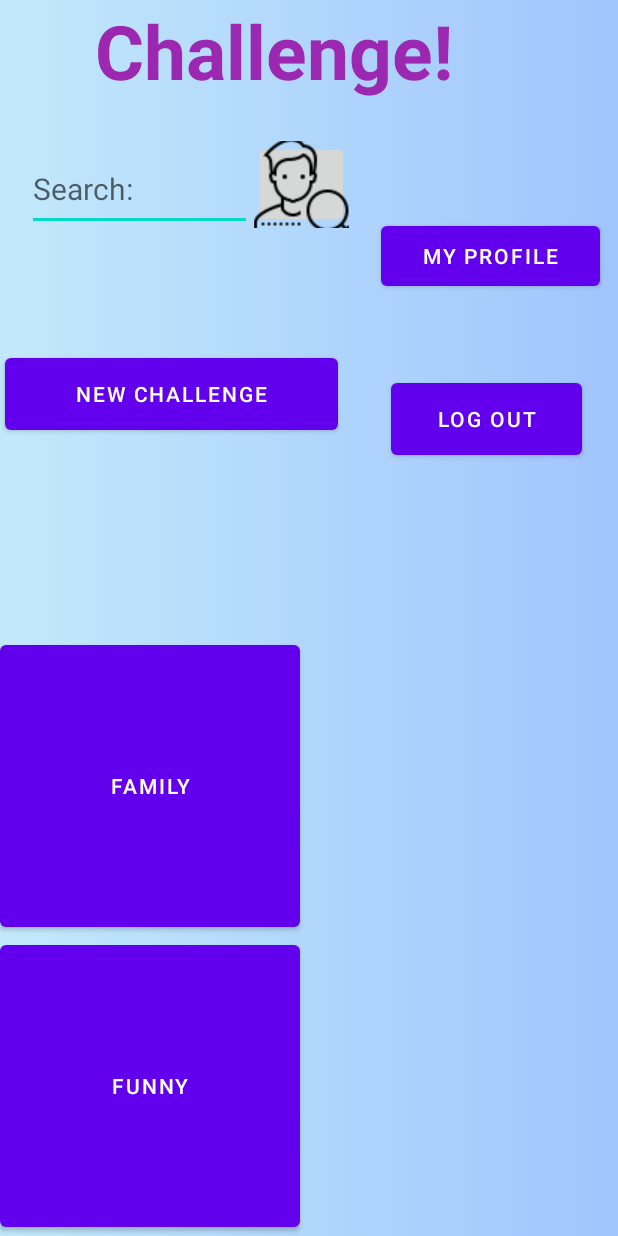
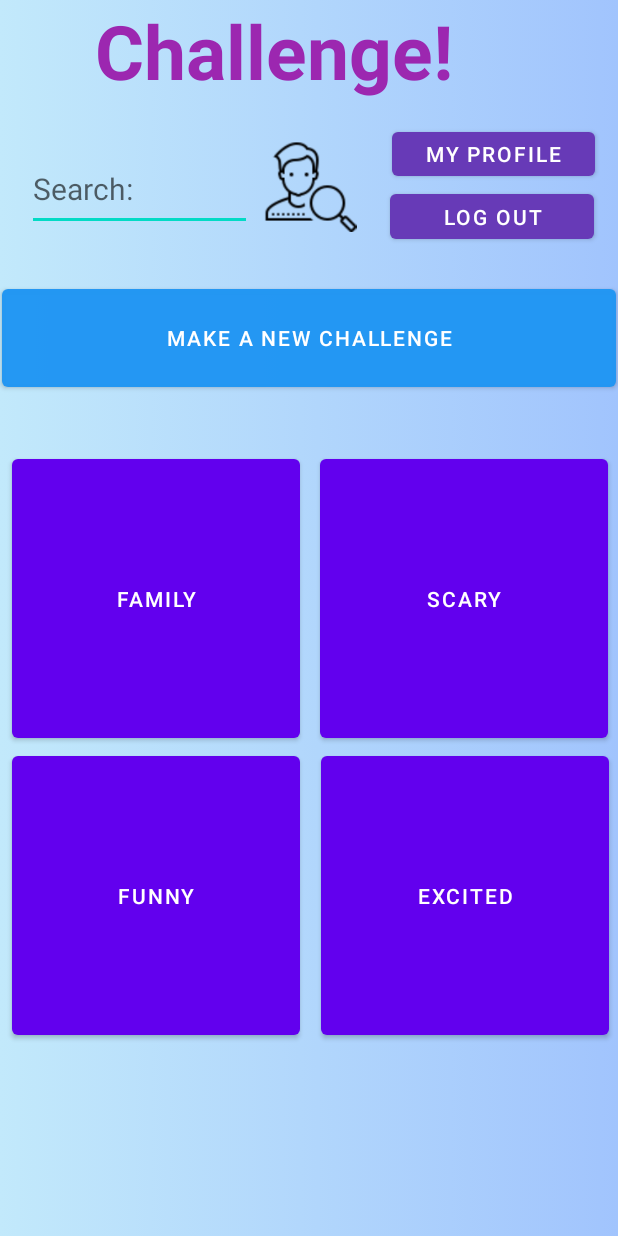
Before and after one commit to darsam44/Challenge, an Android app: the screen it shows after launch once a user with an empty profile is signed in (Main_Page), on a phone screen of 412 x 824 dp. Run offline under Robolectric (Android 15) with nearby library versions, the phone set to English and light mode, and no system bars; our stand-ins replace Firebase (no records; nobody signed in at launch, a user with empty details on screens opened directly); Roboto replaces fonts that are not available here; 2 statements that could not run were skipped.

Commit message:
Design changes

```diff
--- a/app/src/main/java/com/example/challenge/Acvtivities/Activities/Main_Page.java
+++ b/app/src/main/java/com/example/challenge/Acvtivities/Activities/Main_Page.java
@@ -9,16 +9,11 @@ import android.text.TextUtils;
 import android.view.View;
 import android.widget.Button;
 import android.widget.EditText;
-import android.widget.ImageButton;
 import android.widget.ImageView;
 import android.widget.Toast;
 
-import com.example.challenge.Acvtivities.Challengs.Family;
-import com.example.challenge.Acvtivities.Challengs.Funny;
-import com.example.challenge.Acvtivities.Challengs.Scary;
 import com.example.challenge.Acvtivities.Challengs.new_challenge;
 import com.example.challenge.Acvtivities.DATA.FireBaseData;
-import com.example.challenge.Acvtivities.Videos.VideoActivity;
 import com.example.challenge.Acvtivities.Videos.VideoActivityChallenge;
 import com.example.challenge.R;
 import com.google.firebase.auth.FirebaseAuth;
@@ -47,9 +42,10 @@ public class Main_Page extends AppCompatActivity implements View.OnClickListener
     Button B_Funny;
     Button B_Family;
     Button B_Scary;
+    Button B_Excited;
     Button B_Profile1;
     Button LogOut;
-    ImageButton b_search;
+    ImageView b_search;
     ImageView B_Admin;
 
 
@@ -73,6 +69,8 @@ public class Main_Page extends AppCompatActivity implements View.OnClickListener
         B_Funny.setOnClickListener(this);
         B_Family = (Button) findViewById(R.id.MoveToFamily);
         B_Family.setOnClickListener(this);
+        B_Excited = findViewById(R.id.MoveToExcited);
+        B_Excited.setOnClickListener(this);
         B_Scary = (Button) findViewById(R.id.MoveToScarry);
         B_Scary.setOnClickListener(this);
         B_Profile1 = findViewById(R.id.B_Profile);
@@ -104,10 +102,15 @@ public class Main_Page extends AppCompatActivity implements View.OnClickListener
             Intent pro = new Intent(view.getContext(), VideoActivityChallenge.class);
             pro.putExtra("type", B_Scary.getText().toString().trim());
             startActivity(pro);
-        } else if (view == B_Profile1) {
+        } else if (view == B_Excited) {
+            Intent pro = new Intent(view.getContext(), VideoActivityChallenge.class);
+            pro.putExtra("type", B_Excited.getText().toString().trim());
+            startActivity(pro);
+        }
+        else if (view == B_Profile1) {
             Intent intent = new Intent(Main_Page.this, Profile.class);
             startActivity(intent);
-        } else if (view == LogOut) {
+        }else if (view == LogOut) {
             Logout(view);
         } else if (view == B_Admin) {
             Intent intent = new Intent(Main_Page.this, Admin.class);
--- a/app/src/main/res/layout/activity_main__page.xml
+++ b/app/src/main/res/layout/activity_main__page.xml
@@ -10,27 +10,64 @@
 
     <Button
         android:id="@+id/new_challenge"
-        android:layout_width="222dp"
-        android:layout_height="60dp"
-        android:layout_marginStart="14dp"
-        android:layout_marginLeft="14dp"
+        android:layout_width="409dp"
+        android:layout_height="77dp"
+        android:layout_marginStart="1dp"
+        android:layout_marginLeft="1dp"
         android:layout_marginTop="32dp"
-        android:layout_marginEnd="18dp"
-        android:layout_marginRight="18dp"
+        android:layout_marginEnd="1dp"
+        android:layout_marginRight="1dp"
         android:layout_marginBottom="85dp"
-        android:text="new challenge"
+        android:text="Make A New Challenge"
+        app:backgroundTint="#FA2196F3"
         app:layout_constraintBottom_toTopOf="@+id/MoveToFamily"
-        app:layout_constraintEnd_toStartOf="@+id/singOut_mainpage"
+        app:layout_constraintEnd_toEndOf="parent"
+        app:layout_constraintHorizontal_bias="0.0"
         app:layout_constraintStart_toStartOf="parent"
-        app:layout_constraintTop_toBottomOf="@+id/Edit_Search" />
+        app:layout_constraintTop_toBottomOf="@+id/Edit_Search"
+        app:layout_constraintVertical_bias="0.117" />
 
     <Button
         android:id="@+id/MoveToFamily"
-        android:layout_width="200dp"
-        android:layout_height="200dp"
+        android:layout_width="192dp"
+        android:layout_height="198dp"
+        android:layout_marginStart="8dp"
+        android:layout_marginLeft="8dp"
+        android:layout_marginTop="36dp"
         android:text="Family"
-        app:layout_constraintBottom_toTopOf="@+id/MoveToFunny"
-        app:layout_constraintStart_toStartOf="parent" />
+        app:layout_constraintStart_toStartOf="parent"
+        app:layout_constraintTop_toBottomOf="@+id/new_challenge" />
+
+    <Button
+        android:id="@+id/MoveToScarry"
+        android:layout_width="192dp"
+        android:layout_height="198dp"
+        android:layout_marginStart="13dp"
+        android:layout_marginLeft="13dp"
+        android:layout_marginTop="36dp"
+        android:layout_marginEnd="7dp"
+        android:layout_marginRight="7dp"
+        android:text="scary"
+        app:layout_constraintEnd_toEndOf="parent"
+        app:layout_constraintHorizontal_bias="0.0"
+        app:layout_constraintStart_toEndOf="@+id/MoveToFamily"
+        app:layout_constraintTop_toBottomOf="@+id/new_challenge" />
+
+    <Button
+        android:id="@+id/MoveToExcited"
+        android:layout_width="192dp"
+        android:layout_height="198dp"
+        android:layout_marginStart="6dp"
+        android:layout_marginLeft="6dp"
+        android:layout_marginEnd="3dp"
+        android:layout_marginRight="3dp"
+        android:text="Excited"
+        app:layout_constraintBottom_toBottomOf="parent"
+        app:layout_constraintEnd_toEndOf="parent"
+        app:layout_constraintHorizontal_bias="0.777"
+        app:layout_constraintStart_toEndOf="@+id/MoveToFunny"
+        app:layout_constraintTop_toBottomOf="@+id/MoveToScarry"
+        app:layout_constraintVertical_bias="0.0" />
 
     <TextView
         android:id="@+id/textView"
@@ -50,26 +87,17 @@
         app:layout_constraintVertical_bias="0.0" />
 
     <Button
-        android:id="@+id/MoveToScarry"
-        android:layout_width="wrap_content"
-        android:layout_height="wrap_content"
-        android:layout_marginStart="73dp"
-        android:layout_marginLeft="73dp"
-        android:layout_marginTop="318dp"
-        android:text="Scarry"
-        app:layout_constraintBottom_toBottomOf="parent"
-        app:layout_constraintEnd_toEndOf="parent"
-        app:layout_constraintHorizontal_bias="0.223"
-        app:layout_constraintStart_toStartOf="parent"
-        app:layout_constraintTop_toBottomOf="@+id/MoveToFamily" />
-
-    <Button
         android:id="@+id/MoveToFunny"
-        android:layout_width="200dp"
-        android:layout_height="200dp"
+        android:layout_width="192dp"
+        android:layout_height="198dp"
+        android:layout_marginStart="8dp"
+        android:layout_marginLeft="8dp"
+        android:layout_marginBottom="8dp"
         android:text="Funny"
         app:layout_constraintBottom_toBottomOf="parent"
-        app:layout_constraintStart_toStartOf="parent" />
+        app:layout_constraintStart_toStartOf="parent"
+        app:layout_constraintTop_toBottomOf="@+id/MoveToFamily"
+        app:layout_constraintVertical_bias="0.0" />
 
     <ImageView
         android:id="@+id/B_toAdmin"
@@ -117,54 +145,47 @@
 <!--        app:layout_constraintHorizontal_bias="0.0"-->
 <!--        app:layout_constraintStart_toEndOf="@+id/Edit_Search" />-->
 
-    <ImageButton
-        android:id="@+id/b_search"
-        android:layout_width="63dp"
-        android:layout_height="58dp"
-        android:layout_marginStart="1dp"
-        android:layout_marginLeft="1dp"
-        android:layout_marginTop="12dp"
-        android:layout_marginEnd="188dp"
-        android:layout_marginRight="188dp"
-        android:layout_marginBottom="546dp"
-        app:layout_constraintBottom_toTopOf="@+id/MoveToScarry"
-        app:layout_constraintEnd_toEndOf="parent"
-        app:layout_constraintHorizontal_bias="0.0"
-        app:layout_constraintStart_toEndOf="@+id/Edit_Search"
-        app:layout_constraintTop_toBottomOf="@+id/textView"
-        app:layout_constraintVertical_bias="0.0"
-        app:srcCompat="@drawable/icons8_search_client_80" />
-
     <Button
         android:id="@+id/B_Profile"
-        android:layout_width="146dp"
-        android:layout_height="52dp"
+        android:layout_width="135dp"
+        android:layout_height="41dp"
         android:layout_marginStart="21dp"
         android:layout_marginLeft="21dp"
-        android:layout_marginTop="35dp"
-        android:layout_marginEnd="12dp"
-        android:layout_marginRight="12dp"
-        android:layout_marginBottom="26dp"
+        android:layout_marginEnd="15dp"
+        android:layout_marginRight="15dp"
+        android:clickable="true"
         android:text="My Profile"
+        app:backgroundTint="#673AB7"
         app:layout_constraintBottom_toTopOf="@+id/singOut_mainpage"
         app:layout_constraintEnd_toEndOf="parent"
-        app:layout_constraintHorizontal_bias="0.0"
         app:layout_constraintStart_toEndOf="@+id/b_search"
         app:layout_constraintTop_toBottomOf="@+id/textView" />
 
     <Button
         android:id="@+id/singOut_mainpage"
-        android:layout_width="127dp"
-        android:layout_height="60dp"
-        android:layout_marginStart="17dp"
-        android:layout_marginLeft="17dp"
-        android:layout_marginEnd="35dp"
-        android:layout_marginRight="35dp"
-        android:layout_marginBottom="487dp"
+        android:layout_width="136dp"
+        android:layout_height="42dp"
+        android:layout_marginStart="19dp"
+        android:layout_marginLeft="19dp"
+        android:layout_marginEnd="16dp"
+        android:layout_marginRight="16dp"
+        android:layout_marginBottom="21dp"
         android:text="Log Out"
-        app:layout_constraintBottom_toBottomOf="parent"
+        app:backgroundTint="#673AB7"
+        app:layout_constraintBottom_toTopOf="@+id/new_challenge"
         app:layout_constraintEnd_toEndOf="parent"
-        app:layout_constraintStart_toEndOf="@+id/new_challenge"
+        app:layout_constraintStart_toEndOf="@+id/b_search"
         app:layout_constraintTop_toBottomOf="@+id/B_Profile" />
 
+    <ImageView
+        android:id="@+id/b_search"
+        android:layout_width="72dp"
+        android:layout_height="67dp"
+        android:layout_marginTop="5dp"
+        android:layout_marginBottom="32dp"
+        app:layout_constraintBottom_toTopOf="@+id/new_challenge"
+        app:layout_constraintStart_toEndOf="@+id/Edit_Search"
+        app:layout_constraintTop_toBottomOf="@+id/textView"
+        app:srcCompat="@drawable/icons8_search_client_80" />
+
 </androidx.constraintlayout.widget.ConstraintLayout>
```
